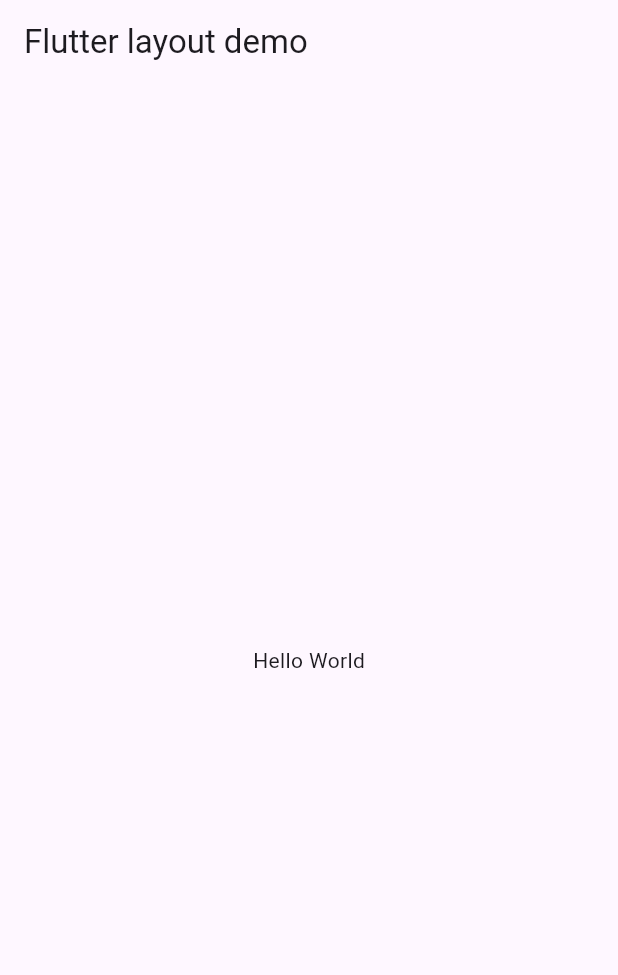
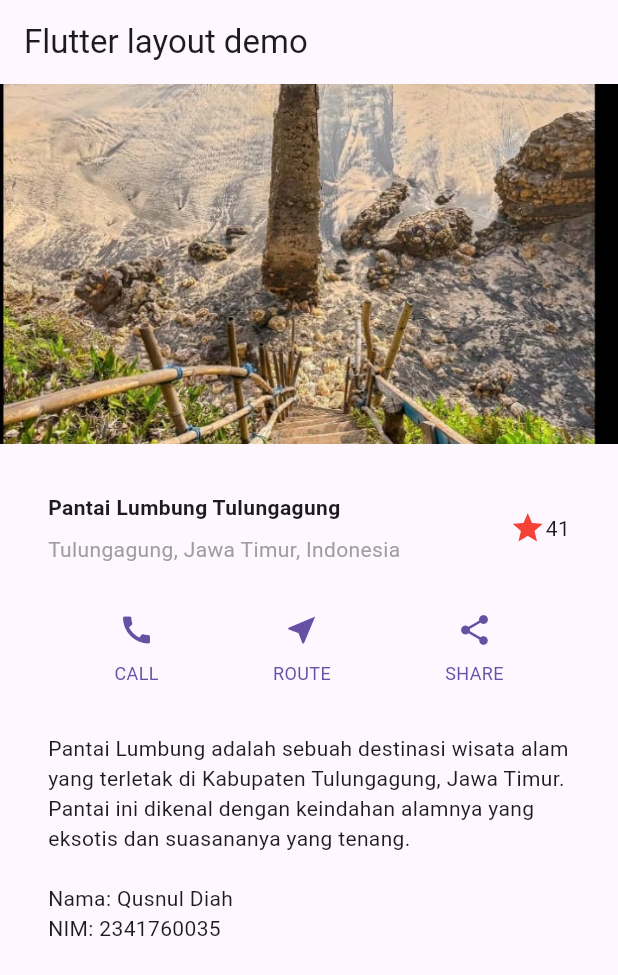
Before and after one commit to qusnuldiah/layoute_flutter, a Flutter app: the screen it shows after launch, on a phone screen of 412 x 824 dp. Shown: the top 975 px of the screen. Run offline on Flutter 3.47's test engine with Material 3 defaults, Android fonts, the light colour scheme and no system bars.

Commit message:
Praktikum 1: Layout flutter

```diff
--- a/lib/main.dart
+++ b/lib/main.dart
@@ -7,14 +7,111 @@ class MyApp extends StatelessWidget {
 
   @override
   Widget build(BuildContext context) {
+    // ============== PRAKTIKUM 1 - TITLE SECTION ==============
+    Widget titleSection = Container(
+      padding: const EdgeInsets.all(32),
+      child: Row(
+        children: [
+          Expanded(
+            /* soal 1 */
+            child: Column(
+              crossAxisAlignment: CrossAxisAlignment.start,
+              children: [
+                /* soal 2 */
+                Container(
+                  padding: const EdgeInsets.only(bottom: 8),
+                  child: const Text(
+                    'Pantai Lumbung Tulungagung',
+                    style: TextStyle(
+                      fontWeight: FontWeight.bold,
+                    ),
+                  ),
+                ),
+                const Text(
+                  'Tulungagung, Jawa Timur, Indonesia',
+                  style: TextStyle(
+                    color: Colors.grey,
+                  ),
+                ),
+              ],
+            ),
+          ),
+          /* soal 3 */
+          const Icon(
+            Icons.star,
+            color: Colors.red,
+          ),
+          const Text('41'),
+        ],
+      ),
+    );
+
+    // ============== PRAKTIKUM 2 - BUTTON SECTION ==============
+    Color color = Theme.of(context).primaryColor;
+
+    Column _buildButtonColumn(Color color, IconData icon, String label) {
+      return Column(
+        mainAxisSize: MainAxisSize.min,
+        mainAxisAlignment: MainAxisAlignment.center,
+        children: [
+          Icon(icon, color: color),
+          Container(
+            margin: const EdgeInsets.only(top: 8),
+            child: Text(
+              label,
+              style: TextStyle(
+                fontSize: 12,
+                fontWeight: FontWeight.w400,
+                color: color,
+              ),
+            ),
+          ),
+        ],
+      );
+    }
+
+    Widget buttonSection = Row(
+      mainAxisAlignment: MainAxisAlignment.spaceEvenly,
+      children: [
+        _buildButtonColumn(color, Icons.call, 'CALL'),
+        _buildButtonColumn(color, Icons.near_me, 'ROUTE'),
+        _buildButtonColumn(color, Icons.share, 'SHARE'),
+      ],
+    );
+
+    // ============== PRAKTIKUM 3 - TEXT SECTION ==============
+    Widget textSection = Container(
+      padding: const EdgeInsets.all(32),
+      child: const Text(
+        'Pantai Lumbung adalah sebuah destinasi wisata alam '
+        'yang terletak di Kabupaten Tulungagung, Jawa Timur. '
+        'Pantai ini dikenal dengan keindahan alamnya '
+        'yang eksotis dan suasananya yang tenang. '
+        '\n\nNama: Qusnul Diah\nNIM: 2341760035',
+        softWrap: true,
+      ),
+    );
+
+    // ============== PRAKTIKUM 4 - IMAGE SECTION ==============
     return MaterialApp(
       title: 'Flutter layout: Qusnul Diah - 2341760035',
       home: Scaffold(
         appBar: AppBar(
           title: const Text('Flutter layout demo'),
         ),
-        body: const Center(
-          child: Text('Hello World'),
+        // gunakan ListView agar bisa di-scroll
+        body: ListView(
+          children: [
+            Image.asset(
+              'images/lake.jpg',
+              width: 600,
+              height: 240,
+              fit: BoxFit.cover,
+            ),
+            titleSection,
+            buttonSection,
+            textSection,
+          ],
         ),
       ),
     );
--- a/pubspec.yaml
+++ b/pubspec.yaml
@@ -56,6 +56,8 @@ flutter:
   # included with your application, so that you can use the icons in
   # the material Icons class.
   uses-material-design: true
+  assets:
+    - images/lake.jpg
 
   # To add assets to your application, add an assets section, like this:
   # assets:
```
Also changed, not shown: images/lake.jpg (added).
